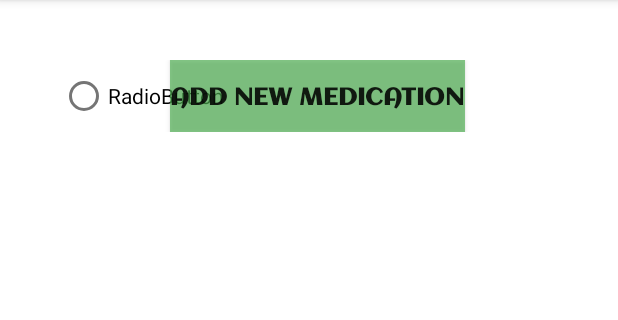
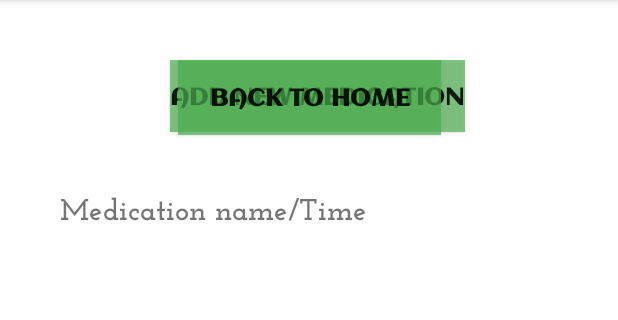
Before and after one commit to danisaba/WicHacks, an Android app: the MedicationTracking screen opened directly, with no data from a screen before it, on a phone screen of 412 x 824 dp, the part 84-404 px from its top. Run offline under Robolectric (Android 15) with nearby library versions, the phone set to English and light mode, and no system bars.

Commit message:
buttons added not done in progress :cowboy:

```diff
--- a/app/src/main/java/com/example/wichacks/MedicationTracking.kt
+++ b/app/src/main/java/com/example/wichacks/MedicationTracking.kt
@@ -17,5 +17,11 @@ class MedicationTracking : AppCompatActivity() {
             val intent = Intent(this, MedicationAdding::class.java)
             startActivity(intent)
         }
+
+        val backHome = findViewById<Button>(R.id.medButton)
+        backHome.setOnClickListener {
+            val intent = Intent(this, ScrollingActivity::class.java)
+            startActivity(intent)
+        }
     }
 }
--- a/app/src/main/res/layout/activity_medication_tracking.xml
+++ b/app/src/main/res/layout/activity_medication_tracking.xml
@@ -12,15 +12,6 @@
         android:padding="40dp"
         tools:context=".ScrollingActivity">
 
-
-        <RadioButton
-            android:id="@+id/radioButton"
-            android:layout_width="wrap_content"
-            android:layout_height="wrap_content"
-            android:text="RadioButton"
-            tools:layout_editor_absoluteX="27dp"
-            tools:layout_editor_absoluteY="88dp" />
-
         <androidx.appcompat.widget.AppCompatButton
             android:id="@+id/medButton"
             android:layout_width="wrap_content"
@@ -32,7 +23,36 @@
             android:textStyle="bold"
             app:layout_constraintEnd_toEndOf="parent"
             app:layout_constraintHorizontal_bias="0.544"
-            app:layout_constraintStart_toStartOf="parent" />
+            app:layout_constraintStart_toStartOf="parent"
+            app:layout_constraintTop_toTopOf="parent" />
+
+        <TextView
+            android:id="@+id/textView3"
+            android:layout_width="wrap_content"
+            android:layout_height="wrap_content"
+            android:layout_marginTop="88dp"
+            android:fontFamily="@font/josefin_slab_bold"
+            android:text="Medication name/Time"
+            android:textAlignment="center"
+            android:textSize="20sp"
+            app:layout_constraintEnd_toEndOf="parent"
+            app:layout_constraintHorizontal_bias="0.0"
+            app:layout_constraintStart_toStartOf="parent"
+            app:layout_constraintTop_toTopOf="parent" />
+
+        <androidx.appcompat.widget.AppCompatButton
+            android:id="@+id/backtoScroll"
+            android:layout_width="175dp"
+            android:layout_height="50dp"
+            android:background="#AB4CAF50"
+            android:fontFamily="@font/aclonica"
+            android:text="Back to Home"
+            android:textSize="16sp"
+            android:textStyle="bold"
+            app:layout_constraintEnd_toEndOf="parent"
+            app:layout_constraintStart_toStartOf="parent"
+            tools:layout_editor_absoluteY="176dp" />
+
     </androidx.constraintlayout.widget.ConstraintLayout>
 
 </RelativeLayout>
--- a/app/src/main/res/layout/activity_water_tracking.xml
+++ b/app/src/main/res/layout/activity_water_tracking.xml
@@ -12,5 +12,4 @@
 
     </androidx.constraintlayout.widget.ConstraintLayout>
 
-
 </RelativeLayout>
```
Also changed, not shown: app/src/main/java/com/example/wichacks/MedicationAdding.kt (+8 -0 lines), app/src/main/res/layout/activity_medication_adding.xml (+13 -0 lines).
